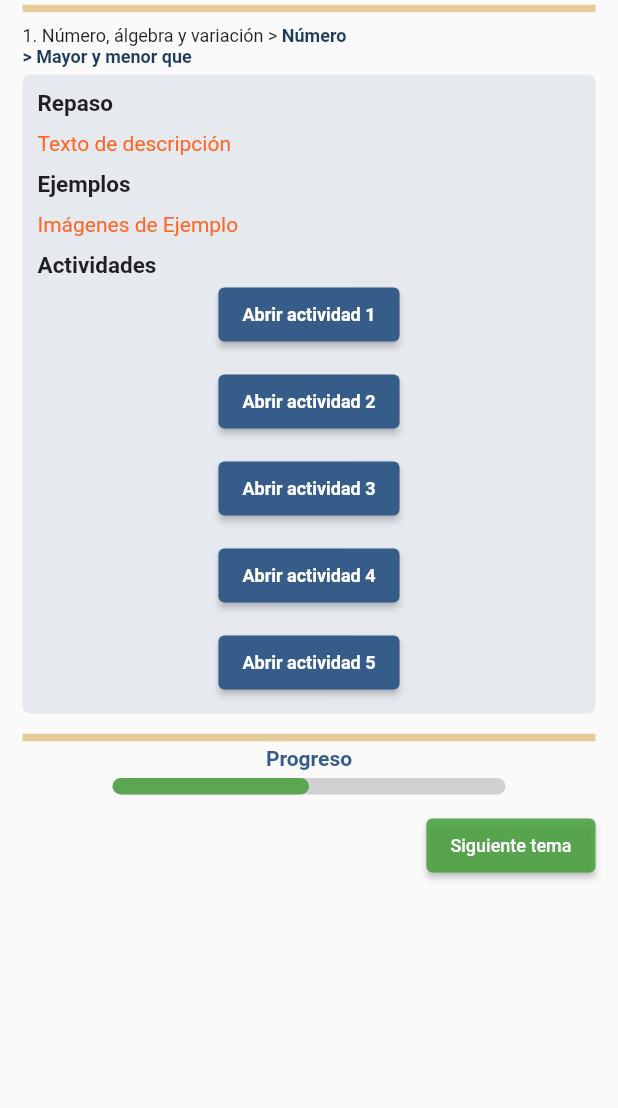
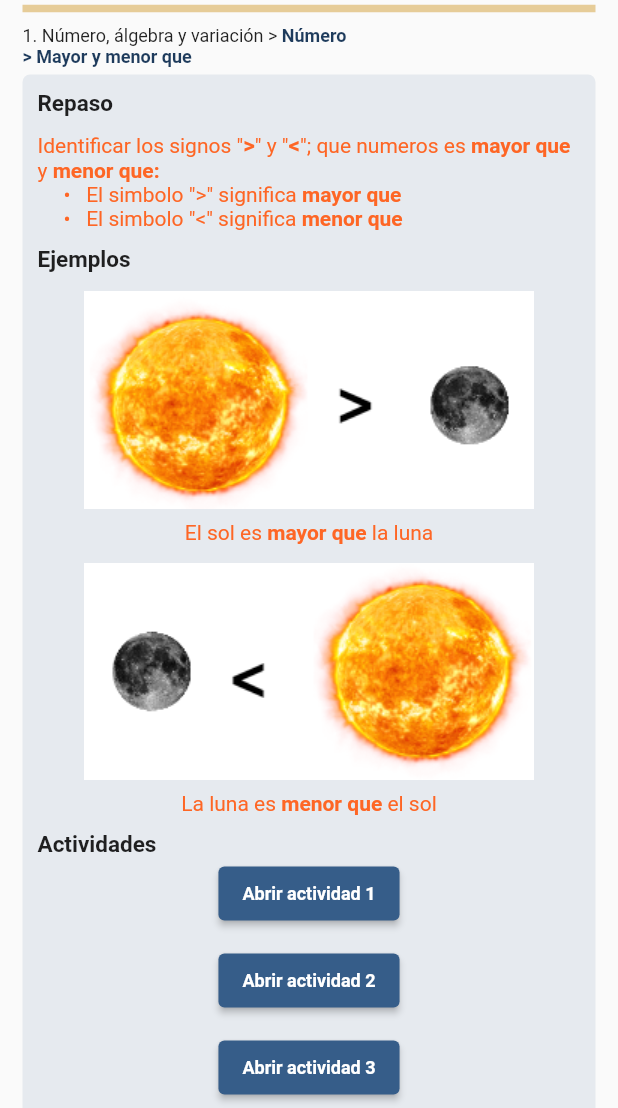
Before and after one commit to JosueNSoto/matematicas_para_primaria, a Flutter app: the mayorMenorQue screen opened directly, on a phone screen of 412 x 824 dp, the part 128-1236 px from its top. Run offline on Flutter 3.47's test engine with Material 2 defaults, Android fonts, the phone set to English and light mode, and no system bars; drawn by our look-alikes of percent_indicator; our stand-ins replace sqflite; accounts and stored records are empty.

Commit message:
Segunda pantalla de la actividad 1

```diff
--- a/lib/Eje1/Act1_Numero/1.2_mayorMenorQue.dart
+++ b/lib/Eje1/Act1_Numero/1.2_mayorMenorQue.dart
@@ -68,11 +68,57 @@ class _mayorMenorQueState extends State<mayorMenorQue> {
                     Container(
                       child: Column(
                         children: [
-                          Text(
-                            "Texto de descripción",
+                          RichText(
+                            text: TextSpan(
                                 style: TextStyle(
                                   color: Color.fromRGBO(254, 102, 37, 1),
                                 ),
+                                children: [
+                                  TextSpan(text: 'Identificar los signos "'),
+                                  TextSpan(
+                                    text: '>',
+                                    style: TextStyle(
+                                      fontWeight: FontWeight.bold,
+                                      fontSize: 15,
+                                    ),
+                                  ),
+                                  TextSpan(text: '" y "'),
+                                  TextSpan(
+                                    text: '<',
+                                    style: TextStyle(
+                                      fontWeight: FontWeight.bold,
+                                      fontSize: 15,
+                                    ),
+                                  ),
+                                  TextSpan(text: '"; que numeros es '),
+                                  TextSpan(
+                                    text: 'mayor que',
+                                    style:
+                                        TextStyle(fontWeight: FontWeight.bold),
+                                  ),
+                                  TextSpan(text: ' y '),
+                                  TextSpan(
+                                    text: 'menor que:',
+                                    style:
+                                        TextStyle(fontWeight: FontWeight.bold),
+                                  ),
+                                  TextSpan(
+                                      text:
+                                          '\n     •   El simbolo ">" significa '),
+                                  TextSpan(
+                                    text: 'mayor que',
+                                    style:
+                                        TextStyle(fontWeight: FontWeight.bold),
+                                  ),
+                                  TextSpan(
+                                      text:
+                                          '\n     •   El simbolo "<" significa '),
+                                  TextSpan(
+                                    text: 'menor que',
+                                    style:
+                                        TextStyle(fontWeight: FontWeight.bold),
+                                  ),
+                                ]),
                           ),
                         ],
                       ),
@@ -87,11 +133,66 @@ class _mayorMenorQueState extends State<mayorMenorQue> {
                     ),
                     SizedBox(height: 10),
                     Container(
-                      child: Text(
-                        "Imágenes de Ejemplo",
+                      child: Column(
+                        children: [
+                          Container(
+                            child: Column(
+                              children: [
+                                Image(
+                                  image:
+                                      AssetImage("assets/img/SolMayorQue.png"),
+                                  height: 150,
+                                ),
+                                SizedBox(height: 5),
+                                RichText(
+                                  text: TextSpan(
                                       style: TextStyle(
                                         color: Color.fromRGBO(254, 102, 37, 1),
                                       ),
+                                      children: [
+                                        TextSpan(text: "El sol es "),
+                                        TextSpan(
+                                          text: 'mayor que',
+                                          style: TextStyle(
+                                              fontWeight: FontWeight.bold),
+                                        ),
+                                        TextSpan(text: " la luna"),
+                                      ]),
+                                ),
+                              ],
+                            ),
+                          ),
+                          SizedBox(height: 10),
+                          Container(
+                            child: Column(
+                              children: [
+                                Center(
+                                  child: Image(
+                                    image: AssetImage(
+                                        "assets/img/LunaMenorQue.png"),
+                                    height: 150,
+                                  ),
+                                ),
+                                SizedBox(height: 5),
+                                RichText(
+                                  text: TextSpan(
+                                      style: TextStyle(
+                                        color: Color.fromRGBO(254, 102, 37, 1),
+                                      ),
+                                      children: [
+                                        TextSpan(text: "La luna es "),
+                                        TextSpan(
+                                          text: 'menor que',
+                                          style: TextStyle(
+                                              fontWeight: FontWeight.bold),
+                                        ),
+                                        TextSpan(text: " el sol"),
+                                      ]),
+                                ),
+                              ],
+                            ),
+                          ),
+                        ],
                       ),
                     ),
                     SizedBox(height: 10),
--- a/pubspec.yaml
+++ b/pubspec.yaml
@@ -46,7 +46,7 @@ dev_dependencies:
     sdk: flutter
 
 flutter_icons:
-  image_path: 'assets/img/signos1.png'
+  image_path: 'assets/img'
   android: "launcher_icon"
   ios: true
 
```
Also changed, not shown: assets/img/LunaMenorQue.png (added), assets/img/SolMayorQue.png (added). Lines whose indentation alone changed are shown as unchanged.
